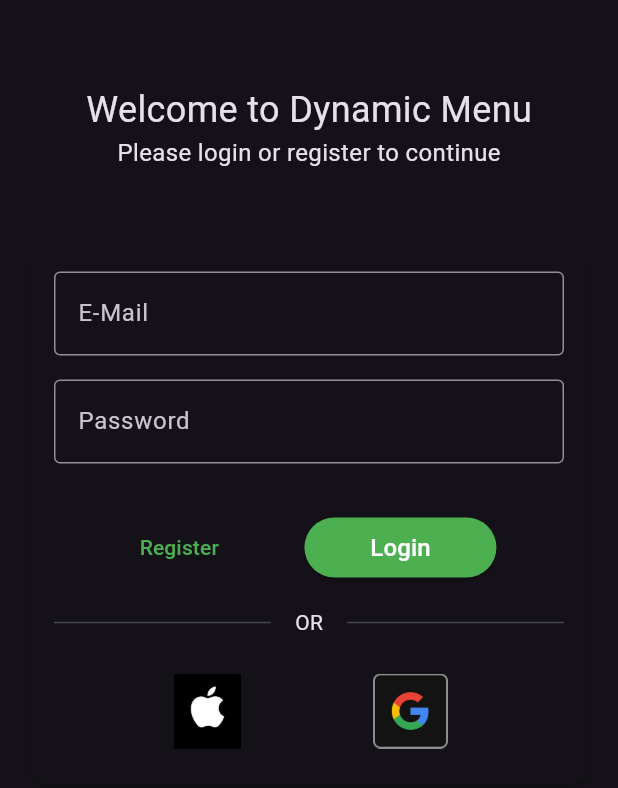
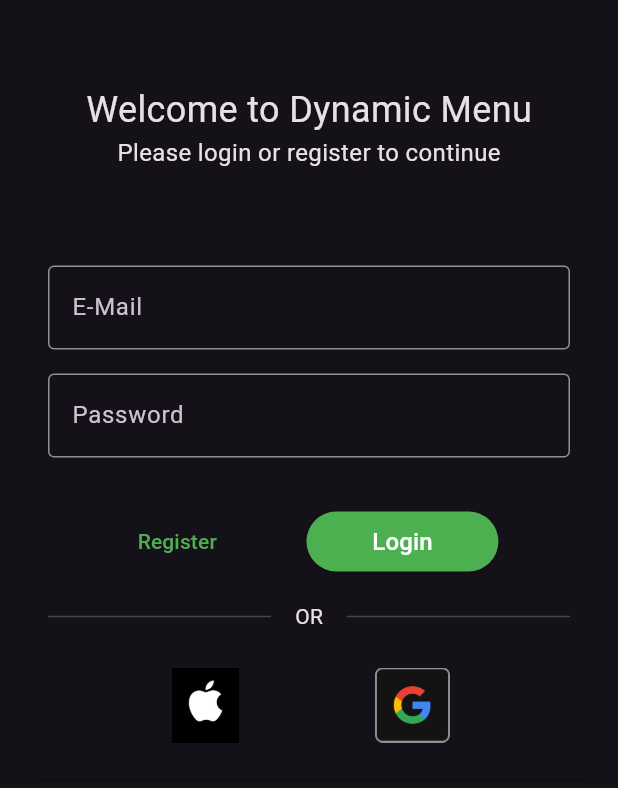
Before and after one commit to QuantschnigAlex/dynamic-menu, a Flutter app: the screen it shows after launch, on a phone screen of 412 x 824 dp. Shown: the top 788 px of the screen. Run offline on Flutter 3.47's test engine with Material 3 defaults, Android fonts, the phone set to English and light mode, and no system bars; our stand-ins replace supabase_flutter; accounts and stored records are empty.

Commit message:
make login card responisve

```diff
--- a/lib/features/login/login_screen.dart
+++ b/lib/features/login/login_screen.dart
@@ -131,6 +131,7 @@ class _LoginScreenState extends State<LoginScreen> {
       ),
       body: SingleChildScrollView(
         physics: const NeverScrollableScrollPhysics(),
+        child: Center(
           child: Column(
             children: [
               const Text("Welcome to Dynamic Menu",
@@ -138,9 +139,10 @@ class _LoginScreenState extends State<LoginScreen> {
               const Text("Please login or register to continue",
                   style: TextStyle(fontSize: 16.0)),
               const SizedBox(height: 32.0),
-            Container(
-              padding: const EdgeInsets.all(16.0),
+              ConstrainedBox(
+                constraints: const BoxConstraints(maxWidth: 500),
                 child: Card(
+                  margin: const EdgeInsets.all(16),
                   color: Theme.of(context).colorScheme.surface,
                   child: Padding(
                     padding: const EdgeInsets.all(16.0),
@@ -161,8 +163,8 @@ class _LoginScreenState extends State<LoginScreen> {
                             labelText: 'E-Mail',
                             focusedBorder: _isError
                                 ? const OutlineInputBorder(
-                                  borderSide:
-                                      BorderSide(color: Colors.red, width: 2.0),
+                                    borderSide: BorderSide(
+                                        color: Colors.red, width: 2.0),
                                   )
                                 : OutlineInputBorder(
                                     borderSide: BorderSide(
@@ -249,6 +251,7 @@ class _LoginScreenState extends State<LoginScreen> {
             ],
           ),
         ),
+      ),
     );
   }
 }
```
Also changed, not shown: 4 other files. Lines whose indentation alone changed are shown as unchanged.
